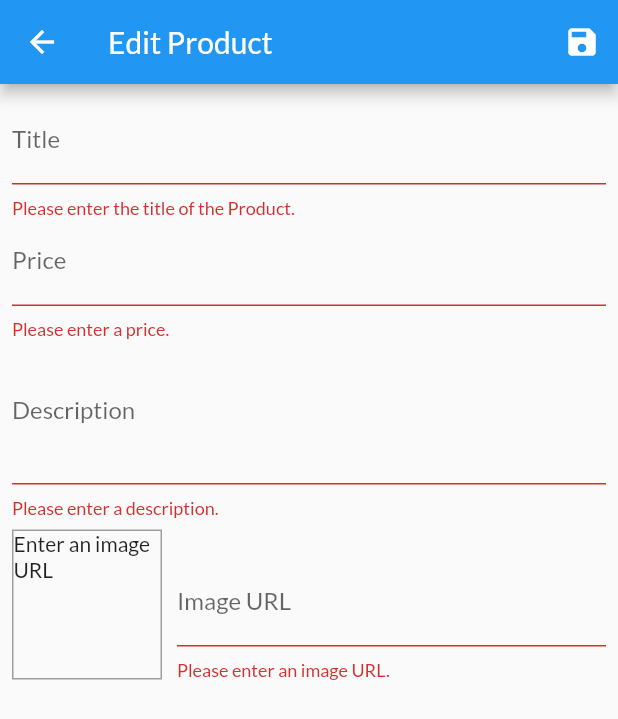
After one commit to RivaanRanawat/shopping-app-flutter, a Flutter app: the EditProductScreen screen opened by its route, after a tap on the "save" icon, on a phone screen of 412 x 824 dp. The commit adds this screen. Shown: the top 719 px of the screen. Run offline on Flutter 3.47's test engine with Material 2 defaults, Android fonts, the phone set to English and light mode, and no system bars; network calls fail.

Commit message:
adding product feature with states added

```diff
--- a/lib/main.dart
+++ b/lib/main.dart
@@ -1,6 +1,8 @@
 import 'package:flutter/material.dart';
 import "package:provider/provider.dart";
-import 'package:shopping_app/screens/orders_screen.dart';
+import './screens/edit_product_screen.dart';
+import './screens/orders_screen.dart';
+import './screens/user_products_screen.dart';
 import './providers/cart.dart';
 import './providers/product_provider.dart';
 import './screens/product_details_screen.dart';
@@ -30,6 +32,8 @@ class MyApp extends StatelessWidget {
           ProductDetailsScreen.routeName: (ctx) => ProductDetailsScreen(),
           CartScreen.routeName: (ctx) => CartScreen(),
           OrdersScreen.routeName: (ctx) => OrdersScreen(),
+          UserProductsScreen.routeName: (ctx) => UserProductsScreen(),
+          EditProductScreen.routeName: (ctx) => EditProductScreen(),
         },
       ),
     );
--- a/lib/providers/product_provider.dart
+++ b/lib/providers/product_provider.dart
@@ -2,7 +2,8 @@ import 'package:flutter/cupertino.dart';
 import './product.dart';
 
 class Products with ChangeNotifier {
-  List<Product> _items = [Product(
+  List<Product> _items = [
+    Product(
       id: 'p1',
       title: 'Red Shirt',
       description: 'A red shirt - it is pretty red!',
@@ -33,7 +34,8 @@ class Products with ChangeNotifier {
       price: 50.50,
       imageUrl:
           'https://upload.wikimedia.org/wikipedia/commons/thumb/1/14/Cast-Iron-Pan.jpg/1024px-Cast-Iron-Pan.jpg',
-    ),];
+    ),
+  ];
 
   List<Product> get favItem {
     return _items.where((element) => element.isFav).toList();
@@ -46,4 +48,17 @@ class Products with ChangeNotifier {
   Product findById(String id) {
     return _items.firstWhere((element) => element.id == id);
   }
+
+  void addProduct(Product product) {
+    final newProduct = Product(
+      id: DateTime.now().toString(),
+      description: product.description,
+      imageUrl: product.imageUrl,
+      price: product.price,
+      title: product.title,
+    );
+    // _items.add(newProduct); end
+    _items.insert(0, newProduct); // beggining
+    notifyListeners();
+  }
 }
--- /dev/null
+++ b/lib/screens/edit_product_screen.dart
@@ -0,0 +1,213 @@
+import "package:flutter/material.dart";
+import 'package:provider/provider.dart';
+import '../providers/product_provider.dart';
+import '../providers/product.dart';
+
+class EditProductScreen extends StatefulWidget {
+  static const routeName = "/edit-product-screen";
+  @override
+  _EditProductScreenState createState() => _EditProductScreenState();
+}
+
+class _EditProductScreenState extends State<EditProductScreen> {
+  final _priceFocusNode = FocusNode();
+  final _descriptionFocusNode = FocusNode();
+  var _imageUrlController = TextEditingController();
+  final _imageUrlFocusNode = FocusNode();
+
+  var _editedProduct =
+      Product(id: null, title: "", price: 0.0, imageUrl: "", description: "");
+
+  final _form = GlobalKey<FormState>();
+
+  @override
+  void initState() {
+    _imageUrlFocusNode.addListener(_updateImageUrl);
+    super.initState();
+  }
+
+  @override
+  void dispose() {
+    _imageUrlFocusNode.removeListener(_updateImageUrl);
+    _priceFocusNode.dispose();
+    _descriptionFocusNode.dispose();
+    _imageUrlController.dispose();
+    _imageUrlFocusNode.dispose();
+    super.dispose();
+  }
+
+  void _updateImageUrl() {
+    if (!_imageUrlFocusNode.hasFocus) {
+      if ((!_imageUrlController.text.startsWith('http') &&
+              !_imageUrlController.text.startsWith('https')) ||
+          (!_imageUrlController.text.endsWith('.png') &&
+              !_imageUrlController.text.endsWith('.jpg') &&
+              !_imageUrlController.text.endsWith('.jpeg'))) {
+        return;
+      }
+      setState(() {});
+    }
+  }
+
+  void _saveForm() {
+    _form.currentState.validate();
+    if(!_form.currentState.validate()) {
+      return;
+    }
+    _form.currentState.save();
+    Provider.of<Products>(context, listen: false).addProduct(_editedProduct);
+    Navigator.of(context).pop();
+  }
+
+  @override
+  Widget build(BuildContext context) {
+    return Scaffold(
+      appBar: AppBar(
+        title: Text("Edit Product"),
+        actions: [
+          IconButton(
+            icon: Icon(Icons.save),
+            onPressed: _saveForm,
+          ),
+        ],
+      ),
+      body: Padding(
+        padding: EdgeInsets.all(8),
+        child: Form(
+          key: _form,
+          child: ListView(
+            children: [
+              TextFormField(
+                decoration: InputDecoration(
+                  labelText: "Title",
+                ),
+                validator: (value) {
+                  if(value.isEmpty) {
+                    return "Please enter the title of the Product.";
+                  }
+                  return null;
+                },
+                textInputAction: TextInputAction.next,
+                onFieldSubmitted: (_) {
+                  FocusScope.of(context).requestFocus(_priceFocusNode);
+                },
+                onSaved: (value) {
+                  _editedProduct = Product(
+                      title: value,
+                      description: _editedProduct.description,
+                      id: null,
+                      imageUrl: _editedProduct.imageUrl,
+                      price: _editedProduct.price);
+                },
+              ),
+              TextFormField(
+                decoration: InputDecoration(
+                  labelText: "Price",
+                ),
+                validator: (value) {
+                  if (value.isEmpty) {
+                    return 'Please enter a price.';
+                  }
+                  if (double.tryParse(value) == null) {
+                    return 'Please enter a valid number.';
+                  }
+                  if (double.parse(value) <= 0) {
+                    return 'Please enter a number greater than zero.';
+                  }
+                  return null;
+                },
+                textInputAction: TextInputAction.next,
+                keyboardType: TextInputType.number,
+                focusNode: _priceFocusNode,
+                onFieldSubmitted: (_) {
+                  FocusScope.of(context).requestFocus(_descriptionFocusNode);
+                },
+                onSaved: (value) {
+                  _editedProduct = Product(
+                      title: _editedProduct.title,
+                      description: _editedProduct.description,
+                      id: null,
+                      imageUrl: _editedProduct.imageUrl,
+                      price: double.parse(value));
+                },
+              ),
+              TextFormField(
+                decoration: InputDecoration(
+                  labelText: "Description",
+                ),
+                validator: (value) {
+                  if (value.isEmpty) {
+                    return 'Please enter a description.';
+                  }
+                  if (value.length < 10) {
+                    return 'Should be at least 10 characters long.';
+                  }
+                  return null;
+                },
+                maxLines: 3,
+                keyboardType: TextInputType.multiline,
+                focusNode: _descriptionFocusNode,
+                onSaved: (value) {
+                  _editedProduct = Product(
+                      title: _editedProduct.title,
+                      description: value,
+                      id: null,
+                      imageUrl: _editedProduct.imageUrl,
+                      price: _editedProduct.price);
+                },
+              ),
+              Row(
+                crossAxisAlignment: CrossAxisAlignment.end,
+                children: [
+                  Container(
+                    width: 100,
+                    height: 100,
+                    margin: EdgeInsets.only(top: 8, right: 10),
+                    decoration: BoxDecoration(
+                        border: Border.all(width: 1, color: Colors.grey)),
+                    child: _imageUrlController.text.isEmpty
+                        ? Text("Enter an image URL")
+                        : FittedBox(
+                            child: Image.network(_imageUrlController.text),
+                            fit: BoxFit.cover,
+                          ), // image
+                  ),
+                  Expanded(
+                    child: TextFormField(
+                      decoration: InputDecoration(labelText: "Image URL"),
+                      keyboardType: TextInputType.url,
+                      textInputAction: TextInputAction.done,
+                      controller: _imageUrlController,
+                      focusNode: _imageUrlFocusNode,
+                      onFieldSubmitted: (_) {
+                        _saveForm();
+                      },
+                      validator: (value) {
+                        if (value.isEmpty) {
+                          return 'Please enter an image URL.';
+                        }
+                        if (!value.startsWith('http') &&
+                            !value.startsWith('https')) {
+                          return 'Please enter a valid URL.';
+                        }
+                        return null;
+                      },
+                      onSaved: (value) {
+                       _editedProduct = Product(
+                      title: _editedProduct.title,
+                      description: _editedProduct.description,
+                      id: null,
+                      imageUrl: value,
+                      price: _editedProduct.price);
+                },
+                    ),
+                  ),
+                ],
+              )
+            ],
+          ),
+        ),
+      ),
+    );
+  }
+}
--- a/lib/widgets/app_drawer.dart
+++ b/lib/widgets/app_drawer.dart
@@ -1,4 +1,5 @@
 import "package:flutter/material.dart";
+import '../screens/user_products_screen.dart';
 import '../screens/orders_screen.dart';
 
 class AppDrawer extends StatelessWidget {
@@ -13,6 +14,10 @@ class AppDrawer extends StatelessWidget {
       ListTile(leading: Icon(Icons.payment), title: Text("Orders"), onTap: () {
         Navigator.of(context).pushReplacementNamed(OrdersScreen.routeName);
       },),
+      Divider(),
+      ListTile(leading: Icon(Icons.camera), title: Text("Your Products"), onTap: () {
+        Navigator.of(context).pushReplacementNamed(UserProductsScreen.routeName);
+      },),
     ],),);
   }
 }
--- a/lib/widgets/cart_item.dart
+++ b/lib/widgets/cart_item.dart
@@ -44,7 +44,8 @@ class CartItem extends StatelessWidget {
             title: Text(title),
             subtitle: Text("Total: ₹${(price * quantity)}"),
             trailing: Text("${quantity} x"),
-          )),
+          )
+          ),
     );
   }
 }
--- /dev/null
+++ b/lib/widgets/user_product_item.dart
@@ -0,0 +1,24 @@
+import "package:flutter/material.dart";
+
+class UserProductItem extends StatelessWidget {
+  final String title;
+  final String imageUrl;
+
+  UserProductItem(this.title, this.imageUrl);
+  @override
+  Widget build(BuildContext context) {
+    return ListTile(
+      title: Text(title),
+      leading: CircleAvatar(
+        backgroundImage: NetworkImage(imageUrl),
+      ),
+      trailing: Container(
+        width: 100,
+        child: Row(children: [
+          IconButton(icon: Icon(Icons.edit),onPressed: () {},color: Theme.of(context).primaryColor),
+          IconButton(icon: Icon(Icons.delete),onPressed: () {},color: Theme.of(context).accentColor,),
+        ],),
+      ),
+    );
+  }
+}
```
Also changed, not shown: lib/screens/user_products_screen.dart (added, +30 -0 lines).
